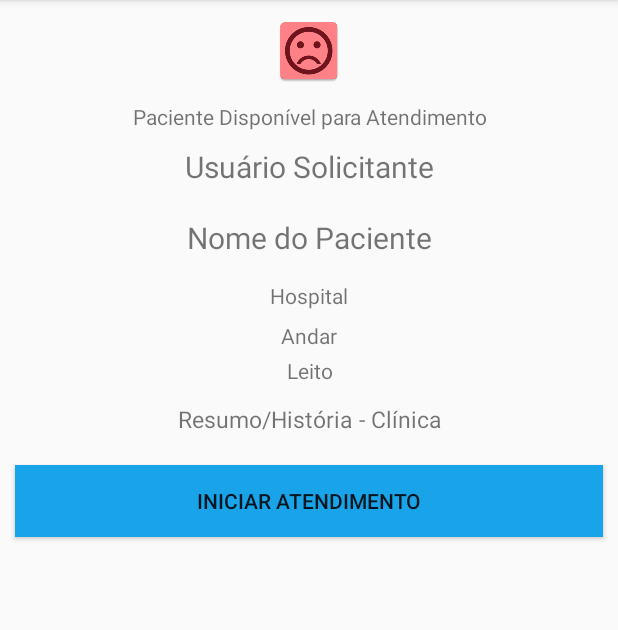
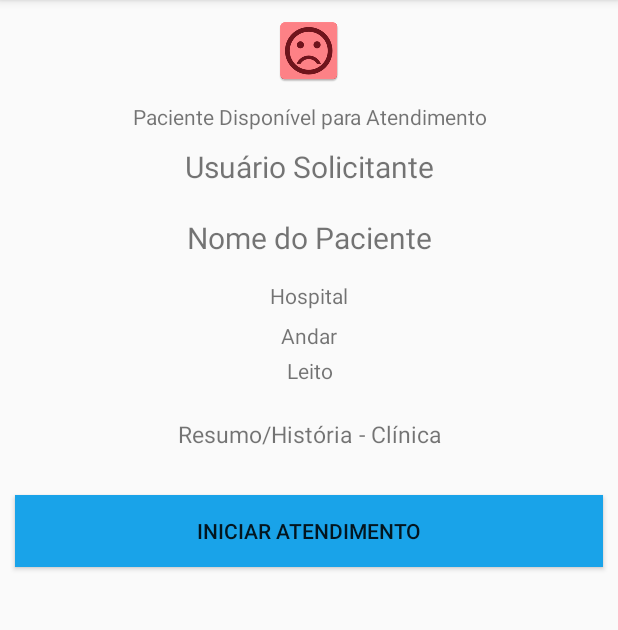
Before and after one commit to giovaninb/TeleVisao, an Android app: the VisualizaAtendimentoActivity screen opened directly, with no data from a screen before it, on a phone screen of 412 x 824 dp, the part 84-714 px from its top. Run offline under Robolectric (Android 15) with nearby library versions, the phone set to English and light mode, and no system bars; network calls fail.

Commit message:
alterações no layout visualiza atendimento

```diff
--- a/app/src/main/java/br/edu/ufcspa/giovanib/televisao/controle/DashboardActivity.java
+++ b/app/src/main/java/br/edu/ufcspa/giovanib/televisao/controle/DashboardActivity.java
@@ -268,7 +268,6 @@ public class DashboardActivity extends AppCompatActivity
     public void popularListView(){
         AdapterListaAtend adapterListaAtend = new AdapterListaAtend(atendimentos,this);
         listaDeAtenListView.setAdapter(adapterListaAtend);
-
     }
 
 
@@ -398,9 +397,9 @@ public class DashboardActivity extends AppCompatActivity
             String user = getString(R.string.tabbed_user);
             switch (position) {
                 case 0:
+                    return user;
+                case 1:
                     return atend;
-                case 1:
-                    return user;
             }
             return null;
         }
--- a/app/src/main/java/br/edu/ufcspa/giovanib/televisao/controle/VisualizaAtendimentoActivity.java
+++ b/app/src/main/java/br/edu/ufcspa/giovanib/televisao/controle/VisualizaAtendimentoActivity.java
@@ -4,13 +4,13 @@ import android.content.Intent;
 import android.support.v7.app.AppCompatActivity;
 import android.os.Bundle;
 import android.view.View;
+import android.widget.TextView;
 import android.widget.Toast;
 
 import br.edu.ufcspa.giovanib.televisao.R;
 import br.edu.ufcspa.giovanib.televisao.client.ConfirmaAtendimentoClient;
 
 public class VisualizaAtendimentoActivity extends AppCompatActivity {
-
     @Override
     protected void onCreate(Bundle savedInstanceState) {
         super.onCreate(savedInstanceState);
--- a/app/src/main/res/layout/activity_visualiza_atendimento.xml
+++ b/app/src/main/res/layout/activity_visualiza_atendimento.xml
@@ -40,7 +40,8 @@
                 android:textSize="20sp"
                 android:textAlignment="center"
                 android:text="@string/atend_user_solic"
-                android:layout_height="wrap_content" />
+                android:layout_height="wrap_content"
+                android:id="@+id/txt_atend_solicitante" />
 
             <TextView
                 android:layout_width="match_parent"
@@ -49,13 +50,15 @@
                 android:layout_gravity="center"
                 android:textAlignment="center"
                 android:text="@string/atend_nome_pac"
-                android:layout_height="wrap_content" />
+                android:layout_height="wrap_content"
+                android:id="@+id/txt_atend_paciente" />
 
             <TextView
                 android:layout_width="match_parent"
                 android:layout_gravity="center"
                 android:layout_margin="5dp"
                 android:textAlignment="center"
+                android:id="@+id/txt_atend_hospital"
                 android:text="@string/atend_hospital"
                 android:layout_height="wrap_content" />
 
@@ -64,6 +67,7 @@
                 android:layout_gravity="center"
                 android:textAlignment="center"
                 android:layout_margin="2dp"
+                android:id="@+id/txt_atend_andar"
                 android:text="@string/atend_hospital_andar"
                 android:layout_height="wrap_content" />
 
@@ -73,6 +77,7 @@
                 android:textAlignment="center"
                 android:layout_margin="2dp"
                 android:text="@string/atend_hospital_leito"
+                android:id="@+id/txt_atend_leito"
                 android:layout_height="wrap_content" />
 
             <TextView
@@ -81,8 +86,9 @@
                 android:textAlignment="center"
                 android:textSize="15sp"
                 android:isScrollContainer="true"
-                android:layout_margin="10dp"
+                android:layout_margin="20dp"
                 android:text="@string/atend_resumo"
+                android:id="@+id/txt_atend_resumo"
                 android:layout_height="wrap_content" />
 
             <Button
--- a/build.gradle
+++ b/build.gradle
@@ -5,7 +5,7 @@ buildscript {
         jcenter()
     }
     dependencies {
-        classpath 'com.android.tools.build:gradle:2.3.3'
+        classpath 'com.android.tools.build:gradle:2.2.3'
 
         // NOTE: Do not place your application dependencies here; they belong
         // in the individual module build.gradle files
```
